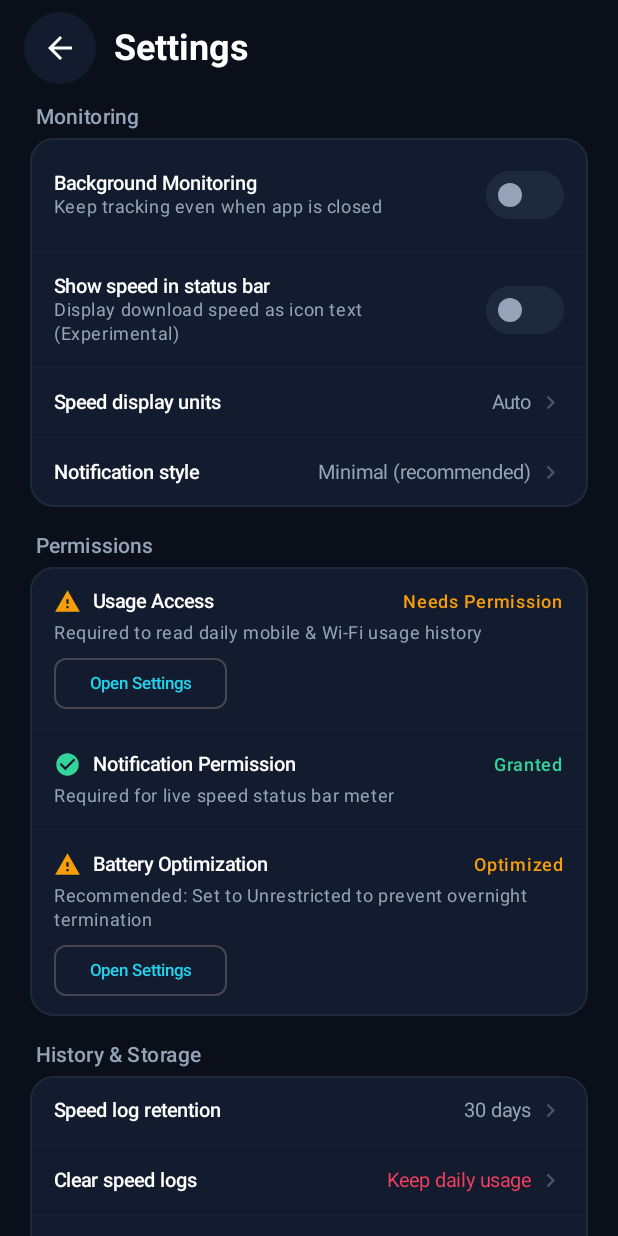
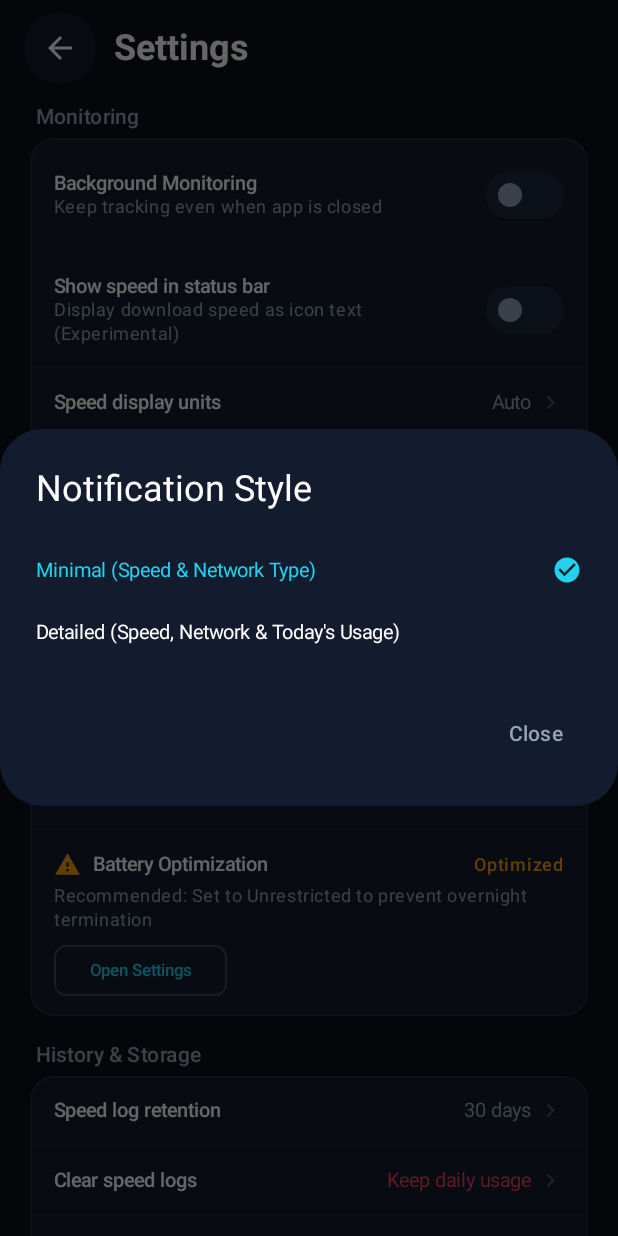
Before and after one commit to ayushgohil/Internet-Speed-Tracker-App, an Android app built with Jetpack Compose: the composable SettingsScreen shown on its own in the app's theme, after a tap on "Notification style", on a phone screen of 412 x 824 dp. Run offline under Robolectric (Android 15) with nearby library versions, the phone set to English and light mode, and no system bars; our stand-ins replace Room's generated code.

Commit message:
fix(monitoring): fix status-bar synchronization, prevent premature zero speed, add notification style setting
- Prevent sub-KB speeds (>100 B/s) from rounding down to 0 in status-bar icon
- Add notification style dialog (Minimal vs Detailed) with dynamic update
- Add tests verifying independent asymmetric download/upload measurements
- Enable BuildConfig and add debug-bounded speed sampling logcat output

Co-authored-by: Ayush Gohil <ayush.gohil12@gmail.com>

```diff
--- a/app/build.gradle.kts
+++ b/app/build.gradle.kts
@@ -42,6 +42,7 @@ android {
 
     buildFeatures {
         compose = true
+        buildConfig = true
     }
 
     composeOptions {
--- a/app/src/main/java/com/ayush/netpulse/ui/MainActivity.kt
+++ b/app/src/main/java/com/ayush/netpulse/ui/MainActivity.kt
@@ -64,6 +64,7 @@ class MainActivity : ComponentActivity() {
                     onSetLogRetentionDays = { days -> viewModel.setLogRetentionDays(days) },
                     onToggleSpeedInStatusBar = { viewModel.toggleShowSpeedInStatusBar() },
                     onSetSpeedUnit = { unit -> viewModel.setSpeedUnitPreference(unit) },
+                    onSetNotificationStyle = { style -> viewModel.setNotificationStylePreference(style) },
                     onReconcileUsage = { viewModel.triggerManualReconciliation() }
                 )
             }
--- a/app/src/main/java/com/ayush/netpulse/ui/MainScreen.kt
+++ b/app/src/main/java/com/ayush/netpulse/ui/MainScreen.kt
@@ -41,6 +41,7 @@ fun MainScreen(
     onSetLogRetentionDays: (Int) -> Unit = {},
     onToggleSpeedInStatusBar: () -> Unit = {},
     onSetSpeedUnit: (String) -> Unit = {},
+    onSetNotificationStyle: (String) -> Unit = {},
     onReconcileUsage: () -> Unit = {},
     modifier: Modifier = Modifier
 ) {
@@ -55,6 +56,7 @@ fun MainScreen(
             onToggleBackgroundMonitoring = onToggleBackgroundService,
             onToggleSpeedInStatusBar = onToggleSpeedInStatusBar,
             onSetSpeedUnit = onSetSpeedUnit,
+            onSetNotificationStyle = onSetNotificationStyle,
             onRequestUsageAccess = onRequestUsageAccess,
             onRequestNotificationPermission = onRequestNotificationPermission,
             onRequestBatteryOptimization = onRequestBatteryOptimization,
--- a/app/src/main/java/com/ayush/netpulse/ui/dashboard/DashboardUiState.kt
+++ b/app/src/main/java/com/ayush/netpulse/ui/dashboard/DashboardUiState.kt
@@ -23,5 +23,6 @@ data class DashboardUiState(
     val usageErrorMessage: String? = null,
     val showSpeedInStatusBar: Boolean = false,
     val speedUnitPreference: String = "Auto",
+    val notificationStyle: String = "Minimal",
     val isReconcilingUsage: Boolean = false
 )
--- a/app/src/main/java/com/ayush/netpulse/ui/settings/SettingsScreen.kt
+++ b/app/src/main/java/com/ayush/netpulse/ui/settings/SettingsScreen.kt
@@ -78,6 +78,7 @@ fun SettingsScreen(
     onToggleBackgroundMonitoring: () -> Unit,
     onToggleSpeedInStatusBar: () -> Unit,
     onSetSpeedUnit: (String) -> Unit,
+    onSetNotificationStyle: (String) -> Unit = {},
     onRequestUsageAccess: () -> Unit,
     onRequestNotificationPermission: () -> Unit,
     onRequestBatteryOptimization: () -> Unit,
@@ -89,6 +90,7 @@ fun SettingsScreen(
     var showClearConfirmDialog by remember { mutableStateOf(false) }
     var showUnitDialog by remember { mutableStateOf(false) }
     var showRetentionDialog by remember { mutableStateOf(false) }
+    var showNotificationStyleDialog by remember { mutableStateOf(false) }
 
     LazyColumn(
         modifier = modifier
@@ -163,8 +165,11 @@ fun SettingsScreen(
                 // Notification Style
                 SettingsClickableRow(
                     title = "Notification style",
-                    value = "Minimal (recommended)",
-                    onClick = {}
+                    value = when (uiState.notificationStyle) {
+                        "Detailed" -> "Detailed (Speed + Usage)"
+                        else -> "Minimal (recommended)"
+                    },
+                    onClick = { showNotificationStyleDialog = true }
                 )
             }
         }
@@ -466,6 +471,55 @@ fun SettingsScreen(
             containerColor = DarkSurface
         )
     }
+
+    if (showNotificationStyleDialog) {
+        AlertDialog(
+            onDismissRequest = { showNotificationStyleDialog = false },
+            title = { Text(text = "Notification Style", color = Color.White) },
+            text = {
+                Column {
+                    listOf(
+                        "Minimal" to "Minimal (Speed & Network Type)",
+                        "Detailed" to "Detailed (Speed, Network & Today's Usage)"
+                    ).forEach { (styleKey, label) ->
+                        val isSelected = uiState.notificationStyle == styleKey
+                        Row(
+                            modifier = Modifier
+                                .fillMaxWidth()
+                                .clickable {
+                                    onSetNotificationStyle(styleKey)
+                                    showNotificationStyleDialog = false
+                                }
+                                .padding(vertical = 12.dp),
+                            horizontalArrangement = Arrangement.SpaceBetween,
+                            verticalAlignment = Alignment.CenterVertically
+                        ) {
+                            Text(
+                                text = label,
+                                color = if (isSelected) Cyan400 else Color.White,
+                                style = MaterialTheme.typography.bodyMedium
+                            )
+                            if (isSelected) {
+                                Icon(
+                                    imageVector = Icons.Default.CheckCircle,
+                                    contentDescription = "Selected",
+                                    tint = Cyan400,
+                                    modifier = Modifier.size(20.dp)
+                                )
+                            }
+                        }
+                    }
+                }
+            },
+            confirmButton = {},
+            dismissButton = {
+                TextButton(onClick = { showNotificationStyleDialog = false }) {
+                    Text(text = "Close", color = Slate400)
+                }
+            },
+            containerColor = DarkSurface
+        )
+    }
 }
 
 @Composable
--- a/app/src/main/java/com/ayush/netpulse/util/PreferencesManager.kt
+++ b/app/src/main/java/com/ayush/netpulse/util/PreferencesManager.kt
@@ -84,6 +84,10 @@ class PreferencesManager(context: Context) {
         get() = prefs.getString(KEY_SPEED_UNIT_PREFERENCE, "Auto") ?: "Auto"
         set(value) = prefs.edit().putString(KEY_SPEED_UNIT_PREFERENCE, value).apply()
 
+    var notificationStyle: String
+        get() = prefs.getString(KEY_NOTIFICATION_STYLE, "Minimal") ?: "Minimal"
+        set(value) = prefs.edit().putString(KEY_NOTIFICATION_STYLE, value).apply()
+
     companion object {
         private const val PREFS_NAME = "netpulse_preferences"
         private const val KEY_BACKGROUND_MONITORING = "key_background_monitoring"
@@ -105,6 +109,7 @@ class PreferencesManager(context: Context) {
         private const val KEY_LAST_KNOWN_SERVICE_STATE = "key_last_known_service_state"
         private const val KEY_SHOW_SPEED_IN_STATUS_BAR = "key_show_speed_in_status_bar"
         private const val KEY_SPEED_UNIT_PREFERENCE = "key_speed_unit_preference"
+        private const val KEY_NOTIFICATION_STYLE = "key_notification_style"
 
         @Volatile
         private var INSTANCE: PreferencesManager? = null
```
Also changed, not shown: app/src/main/java/com/ayush/netpulse/service/SpeedTrackerService.kt (+13 -2 lines), app/src/main/java/com/ayush/netpulse/ui/dashboard/DashboardViewModel.kt (+12 -1 lines), app/src/main/java/com/ayush/netpulse/util/SpeedIconGenerator.kt (+15 -7 lines), 2 other files.
